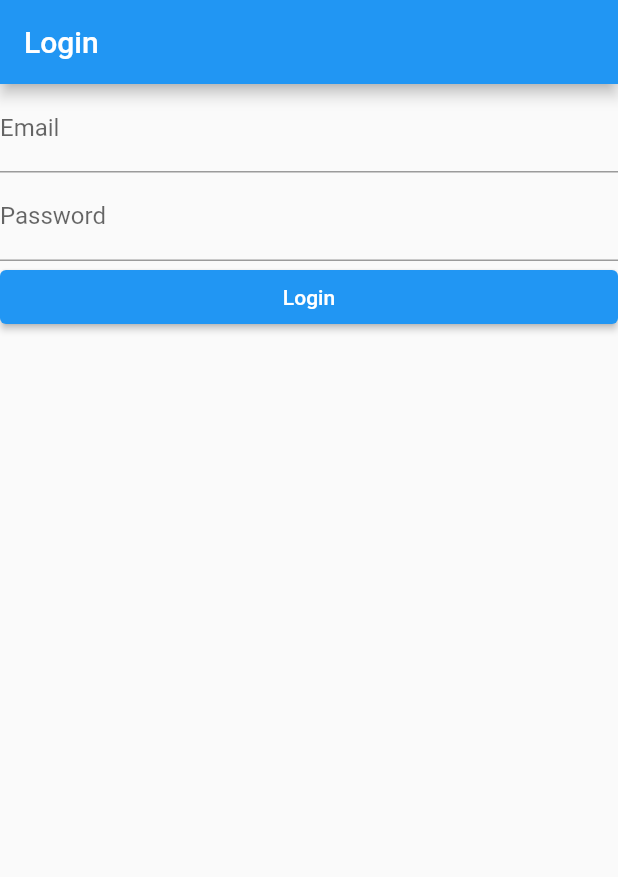
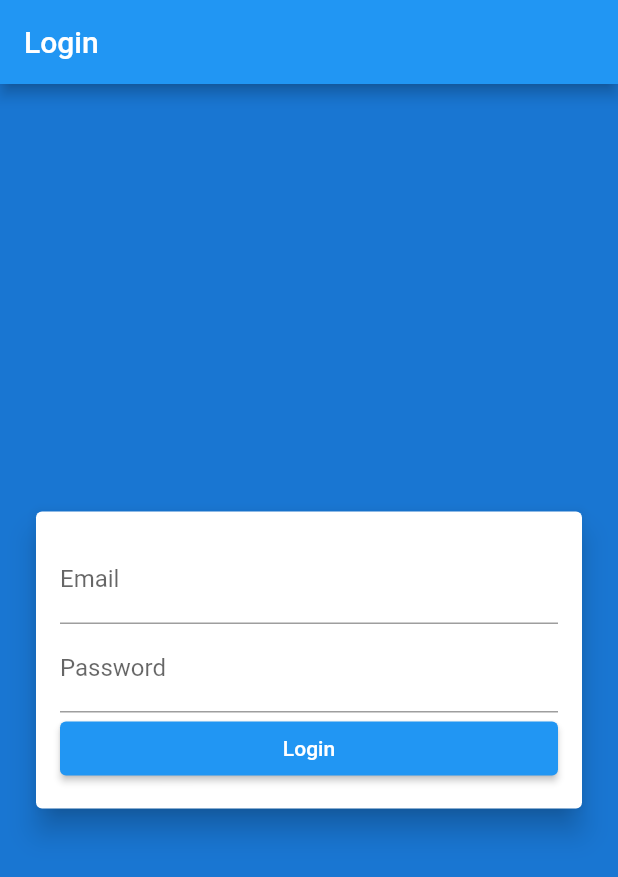
Before and after one commit to LaravelDaily/Laravel-Flutter-Course-App, a Flutter app: the screen it shows after launch, on a phone screen of 412 x 824 dp. Shown: the top 877 px of the screen. Run offline on Flutter 3.47's test engine with Material 2 defaults, Android fonts, the phone set to English and light mode, and no system bars.

Commit message:
Styled log in form

```diff
--- a/lib/main.dart
+++ b/lib/main.dart
@@ -11,7 +11,19 @@ class MyApp extends StatelessWidget {
         appBar: AppBar(
           title: Text('Login'),
         ),
-        body: Column(
+        body: Container(
+          color: Theme.of(context).primaryColorDark,
+          child: Padding(
+            padding: const EdgeInsets.all(8.0),
+            child: Column(
+                mainAxisAlignment: MainAxisAlignment.center,
+                children: <Widget>[
+                  Card(
+                    elevation: 8,
+                    margin: EdgeInsets.only(left: 16, right: 16),
+                    child: Padding(
+                      padding: EdgeInsets.all(16.0),
+                      child: Column(
                         children: <Widget>[
                           TextField(
                             keyboardType: TextInputType.emailAddress,
@@ -21,12 +33,12 @@ class MyApp extends StatelessWidget {
                           ),
                           TextField(
                             keyboardType: TextInputType.visiblePassword,
-              decoration: InputDecoration(
-                labelText: 'Password'
-              ),
+                            decoration: InputDecoration(labelText: 'Password'),
                           ),
                           ElevatedButton(
-              onPressed: () { print('Login attempt'); },
+                            onPressed: () {
+                              print('Login attempt');
+                            },
                             child: Text('Login'),
                             style: ElevatedButton.styleFrom(
                                 minimumSize: Size(double.infinity, 36)),
@@ -34,6 +46,12 @@ class MyApp extends StatelessWidget {
                         ],
                       ),
                     ),
+                  ),
+                ]
+            ),
+          ),
+        ),
+      ),
     );
   }
 }
```
Lines whose indentation alone changed are shown as unchanged.
